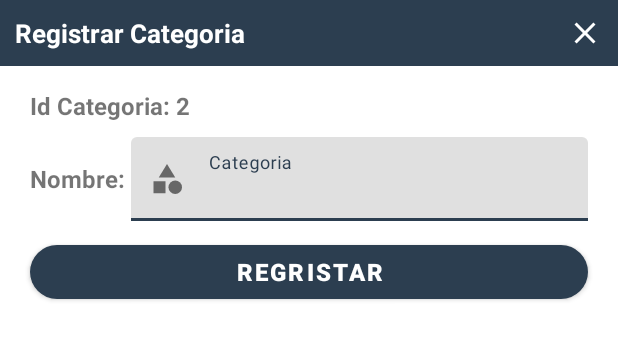
After one commit to Giuhel/VentApps, an Android app: the layout fragment_dialogo_crear_categoria.xml on its own in the app's theme, with its tools: preview values and no code run, on a phone screen of 412 x 824 dp. The commit adds this screen. Shown: the top 340 px of the screen. Run offline under Robolectric (Android 15) with nearby library versions, the phone set to English and light mode, and no system bars.

Commit message:
crear categoria v1

```diff
--- a/app/src/main/java/com/venta/ventapps/Entidades/conexionSQLite.java
+++ b/app/src/main/java/com/venta/ventapps/Entidades/conexionSQLite.java
@@ -18,11 +18,13 @@ public class conexionSQLite extends SQLiteOpenHelper {
     @Override
     public void onCreate(SQLiteDatabase db) {
         db.execSQL(Utilidades.crear_tabla_usuario);
+        db.execSQL(Utilidades.crear_tabla_categoria);
     }
 
     @Override
     public void onUpgrade(SQLiteDatabase db, int versionAntigua, int versionNueva) {
         db.execSQL("DROP TABLE IF EXISTS bd_clientes");
+        db.execSQL("DROP TABLE IF EXISTS bd_categorias");
         onCreate(db);
     }
 }
--- a/app/src/main/java/com/venta/ventapps/utilidades/Utilidades.java
+++ b/app/src/main/java/com/venta/ventapps/utilidades/Utilidades.java
@@ -11,4 +11,10 @@ public class Utilidades {
     public static final String CAMPO_CORREO="correo";
 
     public static final String crear_tabla_usuario="CREATE TABLE "+TABLA_CLIENTE+" ("+CAMPO_ID+" INTEGER, "+CAMPO_NOMBRE+" TEXT, "+CAMPO_TIPODOC+" TEXT, "+CAMPO_NDOC+" TEXT, "+CAMPO_TELEFONO+" TEXT, "+CAMPO_CORREO+" TEXT)";
+
+    public static final String TABLA_CATEGORIA="bd_categorias";
+    public static final String ID_CATEGORIA="id";
+    public static final String NOMBRE_CATEGORIA="nombre";
+
+    public static final String crear_tabla_categoria="CREATE TABLE "+TABLA_CATEGORIA+" ("+ID_CATEGORIA+" INTEGER, "+NOMBRE_CATEGORIA+" TEXT)";
 }
--- /dev/null
+++ b/app/src/main/res/drawable/ic_categoria.xml
@@ -0,0 +1,7 @@
+<vector android:height="24dp" android:tint="#828080"
+    android:viewportHeight="24" android:viewportWidth="24"
+    android:width="24dp" xmlns:android="http://schemas.android.com/apk/res/android">
+    <path android:fillColor="@android:color/white" android:pathData="M12,2l-5.5,9h11z"/>
+    <path android:fillColor="@android:color/white" android:pathData="M17.5,17.5m-4.5,0a4.5,4.5 0,1 1,9 0a4.5,4.5 0,1 1,-9 0"/>
+    <path android:fillColor="@android:color/white" android:pathData="M3,13.5h8v8H3z"/>
+</vector>
--- /dev/null
+++ b/app/src/main/res/drawable/ic_cerrar.xml
@@ -0,0 +1,5 @@
+<vector android:height="24dp" android:tint="#FFFFFF"
+    android:viewportHeight="24" android:viewportWidth="24"
+    android:width="24dp" xmlns:android="http://schemas.android.com/apk/res/android">
+    <path android:fillColor="@android:color/white" android:pathData="M19,6.41L17.59,5 12,10.59 6.41,5 5,6.41 10.59,12 5,17.59 6.41,19 12,13.41 17.59,19 19,17.59 13.41,12z"/>
+</vector>
--- /dev/null
+++ b/app/src/main/res/layout/fragment_dialogo_crear_categoria.xml
@@ -0,0 +1,117 @@
+<?xml version="1.0" encoding="utf-8"?>
+<LinearLayout xmlns:android="http://schemas.android.com/apk/res/android"
+    xmlns:app="http://schemas.android.com/apk/res-auto"
+    xmlns:tools="http://schemas.android.com/tools"
+    android:layout_width="match_parent"
+    android:layout_height="match_parent"
+    android:orientation="vertical"
+    tools:context=".dialogos.DialogoCrearCategoriaFragment">
+
+    <LinearLayout
+        android:layout_width="match_parent"
+        android:layout_height="wrap_content"
+        android:background="@color/Pastel"
+        android:padding="10sp"
+        app:layout_constraintEnd_toEndOf="parent"
+        app:layout_constraintStart_toStartOf="parent"
+        app:layout_constraintTop_toTopOf="parent"
+        android:orientation="horizontal">
+
+        <TextView
+            android:layout_width="match_parent"
+            android:layout_height="wrap_content"
+            android:text="Registrar Categoria"
+            android:textColor="@color/white"
+            android:textSize="17dp"
+            android:textStyle="bold"
+            android:layout_weight="1"/>
+
+        <ImageButton
+            android:id="@+id/btnCerrarD"
+            android:layout_width="wrap_content"
+            android:layout_height="wrap_content"
+            android:background="@drawable/ic_cerrar"/>
+
+    </LinearLayout>
+
+    <LinearLayout
+        android:layout_width="match_parent"
+        android:layout_height="wrap_content"
+        android:orientation="horizontal"
+        android:layout_marginTop="15sp">
+
+        <TextView
+            android:layout_width="wrap_content"
+            android:layout_height="wrap_content"
+            android:textStyle="bold"
+            android:text="Id Categoria: "
+            android:textSize="16sp"
+            android:layout_marginLeft="20dp"
+            android:layout_gravity="center_vertical"/>
+
+        <TextView
+            android:id="@+id/idcateloriga"
+            android:layout_width="wrap_content"
+            android:layout_height="wrap_content"
+            android:text="2"
+            android:textSize="16sp"
+            android:textStyle="bold"/>
+
+    </LinearLayout>
+
+    <LinearLayout
+        android:layout_width="match_parent"
+        android:layout_height="wrap_content"
+        android:orientation="horizontal"
+        android:layout_marginTop="10sp">
+
+        <TextView
+            android:layout_width="wrap_content"
+            android:layout_height="wrap_content"
+            android:textStyle="bold"
+            android:text="Nombre: "
+            android:textSize="16sp"
+            android:layout_marginLeft="20dp"
+            android:layout_gravity="center_vertical"/>
+
+        <com.google.android.material.textfield.TextInputLayout
+            android:id="@+id/nombrecategoria"
+            android:layout_width="match_parent"
+            android:layout_height="wrap_content"
+            android:layout_marginRight="20sp"
+            app:endIconMode="clear_text"
+            app:startIconDrawable="@drawable/ic_categoria"
+            android:background="@drawable/edittext_bg"
+            android:hint="Categoria"
+            android:inputType="text">
+
+            <com.google.android.material.textfield.TextInputEditText
+                android:layout_width="match_parent"
+                android:layout_height="wrap_content"
+                android:inputType="text"/>
+
+        </com.google.android.material.textfield.TextInputLayout>
+
+    </LinearLayout>
+
+    <LinearLayout
+        android:layout_width="match_parent"
+        android:layout_height="wrap_content"
+        android:orientation="horizontal"
+        android:layout_marginTop="10sp"
+        android:layout_marginBottom="20sp">
+
+        <com.google.android.material.button.MaterialButton
+            android:id="@+id/RegistraCategoria"
+            android:layout_width="match_parent"
+            android:layout_height="wrap_content"
+            android:text="Regristar"
+            android:textStyle="bold"
+            android:textSize="16sp"
+            app:cornerRadius="20sp"
+            android:layout_marginLeft="20sp"
+            android:layout_marginRight="20sp"/>
+
+    </LinearLayout>
+
+</LinearLayout>
--- a/app/src/main/res/layout/fragment_inventario.xml
+++ b/app/src/main/res/layout/fragment_inventario.xml
@@ -51,6 +51,7 @@
                     android:layout_gravity="center_horizontal"/>
 
                 <TextView
+                    android:id="@+id/txttotalCategorias"
                     android:layout_width="wrap_content"
                     android:layout_height="wrap_content"
                     android:text="5"
--- a/app/src/main/res/layout/item_list_categoria.xml
+++ b/app/src/main/res/layout/item_list_categoria.xml
@@ -1,5 +1,5 @@
 <?xml version="1.0" encoding="utf-8"?>
-<LinearLayout xmlns:android="http://schemas.android.com/apk/res/android"
+<RelativeLayout xmlns:android="http://schemas.android.com/apk/res/android"
     xmlns:app="http://schemas.android.com/apk/res-auto"
     android:orientation="horizontal"
     android:layout_width="match_parent"
@@ -43,4 +43,4 @@
 
     </androidx.cardview.widget.CardView>
 
-</LinearLayout>
+</RelativeLayout>
```
Also changed, not shown: app/src/main/java/com/venta/ventapps/Adapters/AdaptadorCategorias.java (added, +63 -0 lines), app/src/main/java/com/venta/ventapps/Entidades/Categorias.java (added, +31 -0 lines), app/src/main/java/com/venta/ventapps/dialogos/DialogoCrearCategoriaFragment.java (added, +203 -0 lines), app/src/main/java/com/venta/ventapps/fragmentos/Inventario.java (+79 -4 lines).
